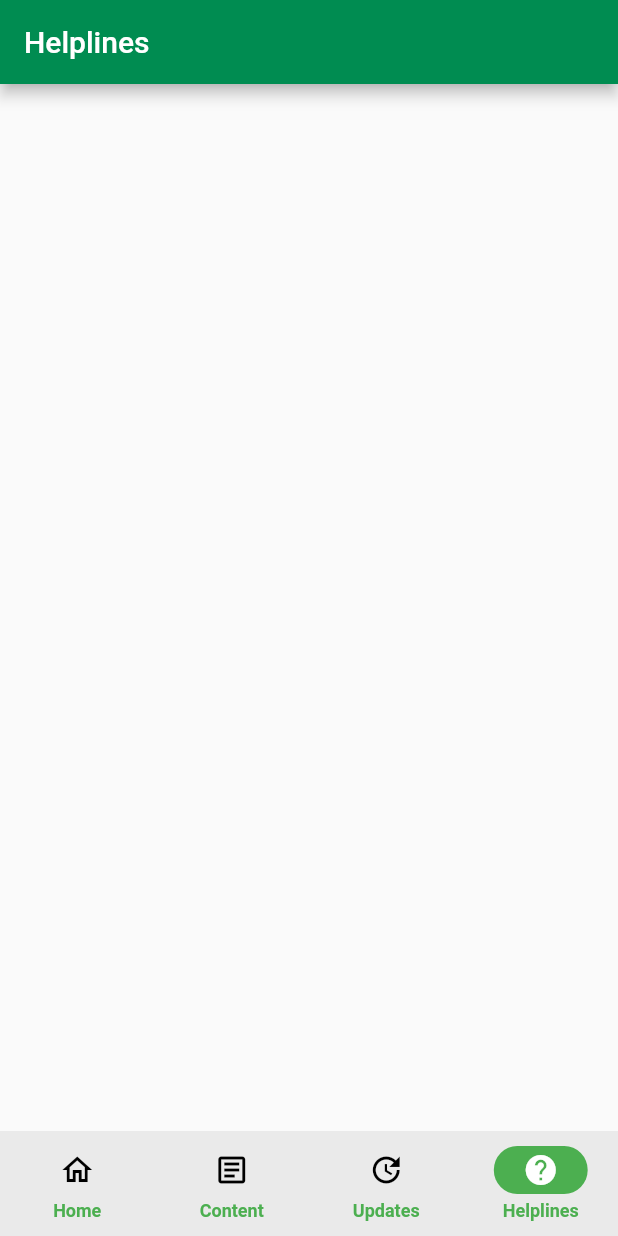
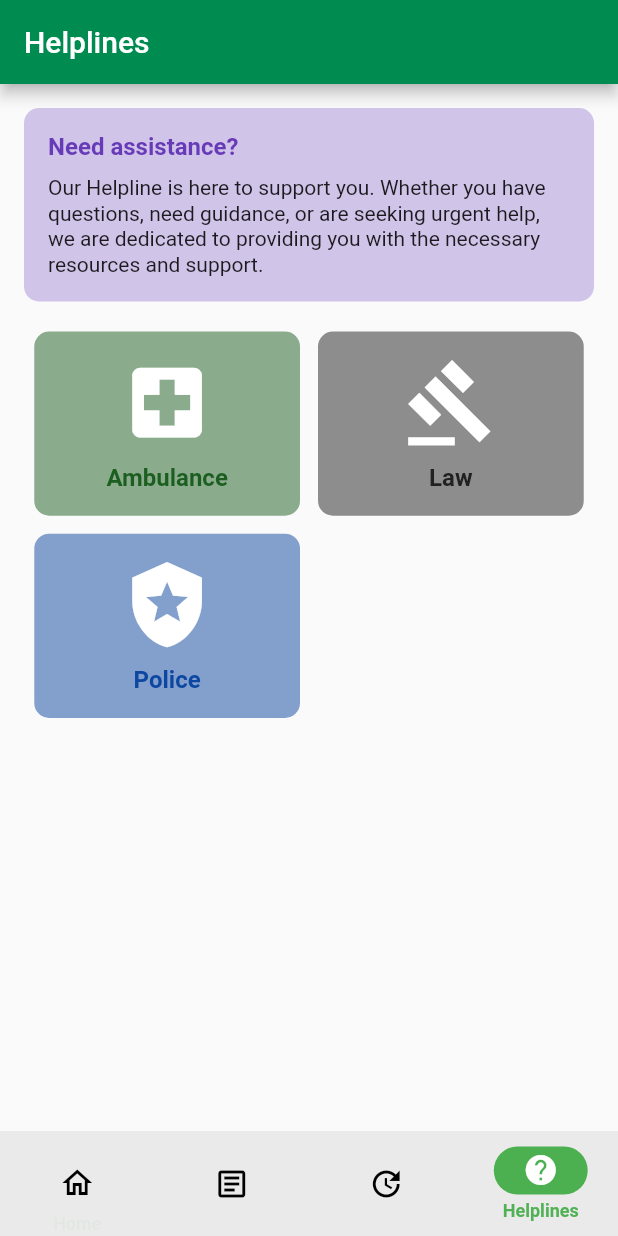
Before and after one commit to Haki-Hub/haki-hub-mobile, a Flutter app: the screen it shows after launch, item 4 of the bottom bar chosen, on a phone screen of 412 x 824 dp. Run offline on Flutter 3.47's test engine with Material 3 defaults, Android fonts, the phone set to English and light mode, and no system bars; our stand-ins replace carousel_slider.

Commit message:
feat: helplines

```diff
--- /dev/null
+++ b/lib/domain/value_objects/spaces.dart
@@ -0,0 +1,6 @@
+import 'package:flutter/material.dart';
+
+SizedBox smallVerticalSizedBox = const SizedBox(height: 10);
+SizedBox size15VerticalSizedBox = const SizedBox(height: 10);
+SizedBox mediumVerticalSizedBox = const SizedBox(height: 20);
+SizedBox largeVerticalSizedBox = const SizedBox(height: 40);
--- /dev/null
+++ b/lib/domain/value_objects/strings.dart
@@ -0,0 +1,9 @@
+const String appName = 'Haki Hub';
+const String helplinesString = 'Helplines';
+const String helplineDescriptionString = 'Our Helpline is here to support you. '
+    'Whether you have questions, need guidance, or are seeking urgent help, '
+    'we are dedicated to providing you with the necessary resources and support.';
+const String needAssistanceString = 'Need assistance?';
+const String ambulanceString = 'Ambulance';
+const String lawString = 'Law';
+const String policeString = 'Police';
--- a/lib/presentation/Helplines/helpline.dart
+++ /dev/null
@@ -1,21 +0,0 @@
-import 'package:flutter/material.dart';
-import 'package:haki_hub/presentation/shared/app_scaffold.dart';
-
-class Helpline extends StatelessWidget {
-  const Helpline({super.key});
-
-  @override
-  Widget build(BuildContext context) {
-    return const AppScaffold(
-      title: 'Helplines',
-      body: SingleChildScrollView(
-        child: Padding(
-          padding: EdgeInsets.all(16.0),
-          child: Column(
-            children: [],
-          ),
-        ),
-      ),
-    );
-  }
-}
--- /dev/null
+++ b/lib/presentation/helplines/pages/helpline.dart
@@ -0,0 +1,76 @@
+import 'package:flutter/material.dart';
+import 'package:haki_hub/domain/value_objects/spaces.dart';
+import 'package:haki_hub/domain/value_objects/strings.dart';
+import 'package:haki_hub/presentation/helplines/widgets/card.dart';
+import 'package:haki_hub/presentation/shared/app_scaffold.dart';
+
+class Helpline extends StatelessWidget {
+  const Helpline({super.key});
+
+  @override
+  Widget build(BuildContext context) {
+    return AppScaffold(
+      title: helplinesString,
+      body: SingleChildScrollView(
+        child: Padding(
+          padding: const EdgeInsets.all(16.0),
+          child: Column(
+            children: [
+              Container(
+                decoration: BoxDecoration(
+                  color: Colors.deepPurple[100],
+                  borderRadius: BorderRadius.circular(10),
+                ),
+                width: double.infinity,
+                padding: const EdgeInsets.all(16.0),
+                child: Column(
+                  crossAxisAlignment: CrossAxisAlignment.start,
+                  children: [
+                    const Text(
+                      needAssistanceString,
+                      style: TextStyle(
+                        fontWeight: FontWeight.bold,
+                        fontSize: 16,
+                        color: Colors.deepPurple,
+                      ),
+                    ),
+                    smallVerticalSizedBox,
+                    const Text(
+                      helplineDescriptionString,
+                      style: TextStyle(
+                        fontSize: 14,
+                        height: 1.2,
+                      ),
+                    ),
+                  ],
+                ),
+              ),
+              mediumVerticalSizedBox,
+              Wrap(
+                spacing: 12,
+                runSpacing: 12,
+                children: [
+                  EmergencyCard(
+                    icon: Icons.local_hospital,
+                    title: ambulanceString,
+                    color: Colors.green[900]!,
+                  ),
+                  EmergencyCard(
+                    icon: Icons.gavel,
+                    title: lawString,
+                    color: Colors.grey[900]!,
+                  ),
+                  EmergencyCard(
+                    icon: Icons.local_police,
+                    title: policeString,
+                    color: Colors.blue[900]!,
+                  ),
+                ],
+              ),
+            ],
+          ),
+        ),
+      ),
+    );
+  }
+}
--- /dev/null
+++ b/lib/presentation/helplines/widgets/card.dart
@@ -0,0 +1,54 @@
+import 'package:flutter/material.dart';
+import 'package:haki_hub/domain/value_objects/spaces.dart';
+
+class EmergencyCard extends StatelessWidget {
+  const EmergencyCard({
+    super.key,
+    required this.icon,
+    required this.title,
+    required this.color,
+    this.onPressed,
+  });
+
+  final IconData icon;
+  final String title;
+  final Color color;
+  final VoidCallback? onPressed;
+
+  @override
+  Widget build(BuildContext context) {
+    final Size size = MediaQuery.sizeOf(context);
+
+    return InkWell(
+      onTap: onPressed,
+      child: Container(
+        width: size.width * 0.43,
+        decoration: BoxDecoration(
+          color: color.withOpacity(0.5),
+          borderRadius: BorderRadius.circular(10),
+        ),
+        padding: const EdgeInsets.all(16.0),
+        child: Center(
+          child: Column(
+            children: [
+              Icon(
+                icon,
+                size: size.width * 0.15,
+                color: Colors.white,
+              ),
+              smallVerticalSizedBox,
+              Text(
+                title,
+                style: TextStyle(
+                  color: color,
+                  fontSize: 16,
+                  fontWeight: FontWeight.w700,
+                ),
+              ),
+            ],
+          ),
+        ),
+      ),
+    );
+  }
+}
--- a/lib/presentation/home/pages/home_page.dart
+++ b/lib/presentation/home/pages/home_page.dart
@@ -1,5 +1,6 @@
 import 'package:carousel_slider/carousel_slider.dart';
 import 'package:flutter/material.dart';
+import 'package:haki_hub/domain/value_objects/strings.dart';
 import 'package:haki_hub/domain/value_objects/utils.dart';
 import 'package:haki_hub/presentation/shared/app_scaffold.dart';
 import 'package:haki_hub/presentation/shared/section_widget.dart';
@@ -10,7 +11,7 @@ class HomePage extends StatelessWidget {
   @override
   Widget build(BuildContext context) {
     return AppScaffold(
-      title: 'Haki Hub',
+      title: appName,
       body: SingleChildScrollView(
         child: Column(
           crossAxisAlignment: CrossAxisAlignment.start,
--- a/lib/presentation/home/widgets/bottom_navigation.dart
+++ b/lib/presentation/home/widgets/bottom_navigation.dart
@@ -1,5 +1,5 @@
 import 'package:flutter/material.dart';
-import 'package:haki_hub/presentation/Helplines/helpline.dart';
+import 'package:haki_hub/presentation/helplines/pages/helpline.dart';
 import 'package:haki_hub/presentation/content/content.dart';
 import 'package:haki_hub/presentation/content/updates.dart';
 import 'package:haki_hub/presentation/home/pages/home_page.dart';
@@ -49,7 +49,7 @@ class _BottomNavigationState extends State<BottomNavigation> {
           selectedIndex: _selectedPageIndex,
           onDestinationSelected: _selectPage,
           animationDuration: const Duration(seconds: 2),
-          labelBehavior: NavigationDestinationLabelBehavior.alwaysShow,
+          labelBehavior: NavigationDestinationLabelBehavior.onlyShowSelected,
           destinations: const [
             NavigationDestination(
               icon: Icon(
```
